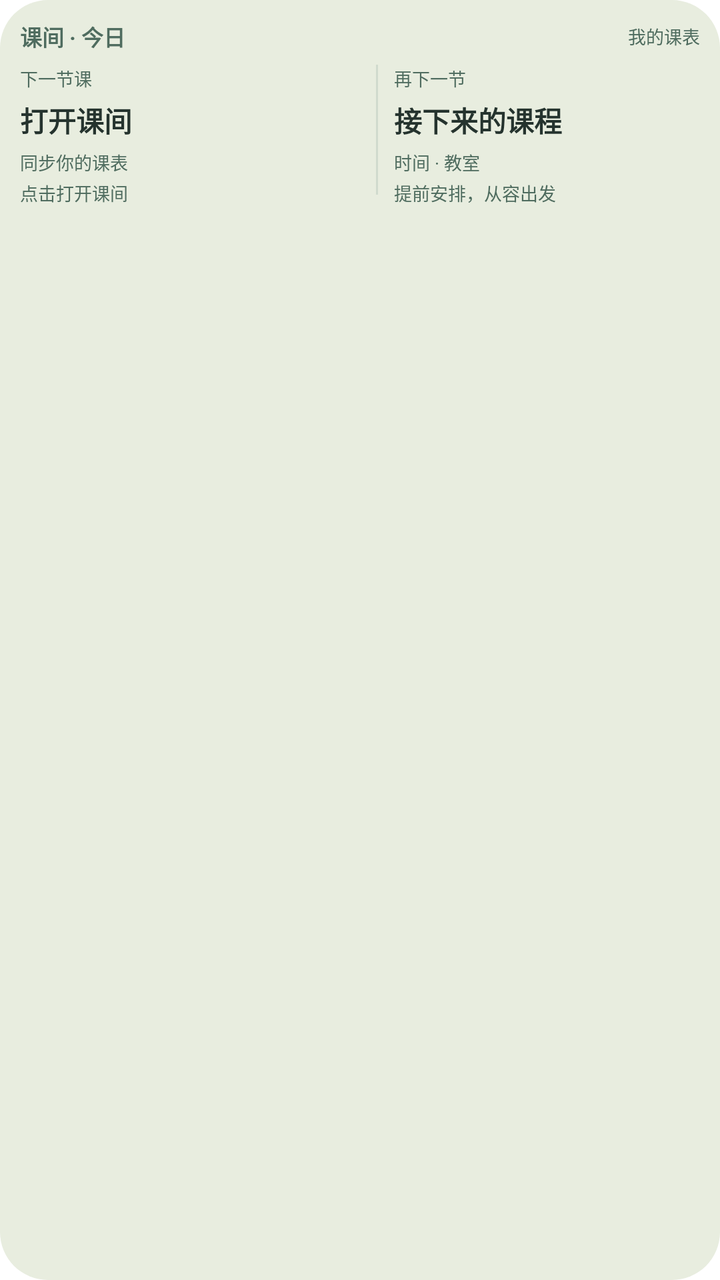
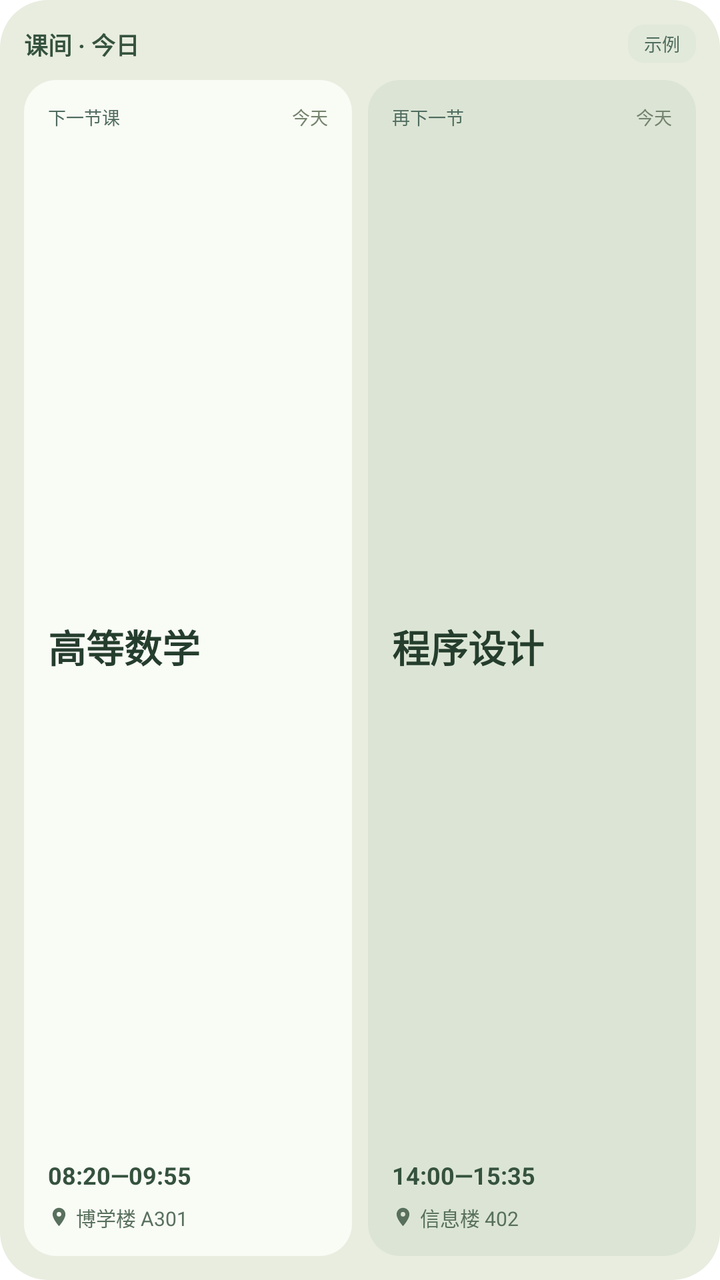

Two renders of the same Android screen: before a commit and after it. Below are the layout's source before the change and the commit's diff.
<!-- AndroidManifest.xml: fallback theme Theme.MaterialComponents.DayNight.NoActionBar -->
<!-- res/layout/widget_schedule.xml -->
<?xml version="1.0" encoding="utf-8"?>
<LinearLayout xmlns:android="http://schemas.android.com/apk/res/android"
    android:id="@+id/widget_root" android:layout_width="match_parent" android:layout_height="match_parent"
    android:orientation="vertical" android:padding="10dp" android:background="@drawable/widget_background">
    <LinearLayout android:layout_width="match_parent" android:layout_height="wrap_content" android:gravity="center_vertical">
        <TextView android:id="@+id/widget_date" android:layout_width="0dp" android:layout_weight="1" android:layout_height="wrap_content" android:text="课间 · 今日" android:textColor="#4F6C5F" android:textSize="11sp" android:textStyle="bold" android:maxLines="1" />
        <TextView android:id="@+id/widget_week" android:layout_width="wrap_content" android:layout_height="wrap_content" android:text="我的课表" android:textColor="#4F6C5F" android:textSize="9sp" android:maxLines="1" />
    </LinearLayout>
    <LinearLayout android:layout_width="match_parent" android:layout_height="wrap_content" android:layout_marginTop="6dp" android:orientation="horizontal" android:baselineAligned="false">
        <LinearLayout android:layout_width="0dp" android:layout_weight="1" android:layout_height="wrap_content" android:orientation="vertical">
            <TextView android:id="@+id/widget_status" android:layout_width="match_parent" android:layout_height="wrap_content" android:text="下一节课" android:textColor="#4F6C5F" android:textSize="9sp" android:maxLines="1" />
            <TextView android:id="@+id/widget_name" android:layout_width="match_parent" android:layout_height="wrap_content" android:layout_marginTop="4dp" android:text="打开课间" android:textColor="#25332E" android:textSize="14sp" android:textStyle="bold" android:maxLines="1" android:ellipsize="end" />
            <TextView android:id="@+id/widget_time" android:layout_width="match_parent" android:layout_height="wrap_content" android:layout_marginTop="4dp" android:text="同步你的课表" android:textColor="#4F6C5F" android:textSize="9sp" android:maxLines="1" android:ellipsize="end" />
            <TextView android:id="@+id/widget_room" android:layout_width="match_parent" android:layout_height="wrap_content" android:layout_marginTop="2dp" android:text="点击打开课间" android:textColor="#4F6C5F" android:textSize="9sp" android:maxLines="1" android:ellipsize="end" />
        </LinearLayout>
        <LinearLayout android:id="@+id/widget_second" android:layout_width="0dp" android:layout_weight="1" android:layout_height="wrap_content" android:orientation="horizontal">
            <ImageView android:layout_width="1dp" android:layout_height="65dp" android:layout_marginLeft="8dp" android:layout_marginRight="8dp" android:background="#D0DACD" android:importantForAccessibility="no" />
            <LinearLayout android:layout_width="0dp" android:layout_weight="1" android:layout_height="wrap_content" android:orientation="vertical">
                <TextView android:layout_width="match_parent" android:layout_height="wrap_content" android:text="再下一节" android:textColor="#4F6C5F" android:textSize="9sp" android:maxLines="1" />
                <TextView android:id="@+id/widget_second_name" android:layout_width="match_parent" android:layout_height="wrap_content" android:layout_marginTop="4dp" android:text="接下来的课程" android:textColor="#25332E" android:textSize="14sp" android:textStyle="bold" android:maxLines="1" android:ellipsize="end" />
                <TextView android:id="@+id/widget_second_time" android:layout_width="match_parent" android:layout_height="wrap_content" android:layout_marginTop="4dp" android:text="时间 · 教室" android:textColor="#4F6C5F" android:textSize="9sp" android:maxLines="1" android:ellipsize="end" />
                <TextView android:id="@+id/widget_second_room" android:layout_width="match_parent" android:layout_height="wrap_content" android:layout_marginTop="2dp" android:text="提前安排，从容出发" android:textColor="#4F6C5F" android:textSize="9sp" android:maxLines="1" android:ellipsize="end" />
            </LinearLayout>
        </LinearLayout>
    </LinearLayout>
</LinearLayout>
<!-- resources referenced by this layout -->
<resources>
  <!-- drawable widget_background (drawable) -->
  <?xml version="1.0" encoding="utf-8"?>
  <shape xmlns:android="http://schemas.android.com/apk/res/android" android:shape="rectangle">
      <solid android:color="#E8EDDF" />
      <corners android:radius="24dp" />
  </shape>
</resources>

<!-- the commit's change to res/layout/widget_schedule.xml (unified diff, before → after) -->
@@ -1,25 +1,34 @@
 <?xml version="1.0" encoding="utf-8"?>
 <LinearLayout xmlns:android="http://schemas.android.com/apk/res/android"
     android:id="@+id/widget_root" android:layout_width="match_parent" android:layout_height="match_parent"
-    android:orientation="vertical" android:padding="10dp" android:background="@drawable/widget_background">
-    <LinearLayout android:layout_width="match_parent" android:layout_height="wrap_content" android:gravity="center_vertical">
-        <TextView android:id="@+id/widget_date" android:layout_width="0dp" android:layout_weight="1" android:layout_height="wrap_content" android:text="课间 · 今日" android:textColor="#4F6C5F" android:textSize="11sp" android:textStyle="bold" android:maxLines="1" />
-        <TextView android:id="@+id/widget_week" android:layout_width="wrap_content" android:layout_height="wrap_content" android:text="我的课表" android:textColor="#4F6C5F" android:textSize="9sp" android:maxLines="1" />
+    android:orientation="vertical" android:padding="12dp" android:background="@drawable/widget_background">
+    <LinearLayout android:layout_width="match_parent" android:layout_height="20dp" android:gravity="center_vertical">
+        <TextView android:id="@+id/widget_date" android:layout_width="0dp" android:layout_weight="1" android:layout_height="wrap_content" android:text="课间 · 今日" android:textColor="#35523E" android:textSize="12sp" android:textStyle="bold" android:maxLines="1" android:ellipsize="end" android:includeFontPadding="false" />
+        <TextView android:id="@+id/widget_week" android:layout_width="wrap_content" android:layout_height="wrap_content" android:paddingLeft="8dp" android:paddingRight="8dp" android:paddingTop="3dp" android:paddingBottom="3dp" android:background="@drawable/widget_badge" android:text="示例" android:textColor="#4F6C5F" android:textSize="9sp" android:maxLines="1" android:includeFontPadding="false" />
     </LinearLayout>
-    <LinearLayout android:layout_width="match_parent" android:layout_height="wrap_content" android:layout_marginTop="6dp" android:orientation="horizontal" android:baselineAligned="false">
-        <LinearLayout android:layout_width="0dp" android:layout_weight="1" android:layout_height="wrap_content" android:orientation="vertical">
-            <TextView android:id="@+id/widget_status" android:layout_width="match_parent" android:layout_height="wrap_content" android:text="下一节课" android:textColor="#4F6C5F" android:textSize="9sp" android:maxLines="1" />
-            <TextView android:id="@+id/widget_name" android:layout_width="match_parent" android:layout_height="wrap_content" android:layout_marginTop="4dp" android:text="打开课间" android:textColor="#25332E" android:textSize="14sp" android:textStyle="bold" android:maxLines="1" android:ellipsize="end" />
-            <TextView android:id="@+id/widget_time" android:layout_width="match_parent" android:layout_height="wrap_content" android:layout_marginTop="4dp" android:text="同步你的课表" android:textColor="#4F6C5F" android:textSize="9sp" android:maxLines="1" android:ellipsize="end" />
-            <TextView android:id="@+id/widget_room" android:layout_width="match_parent" android:layout_height="wrap_content" android:layout_marginTop="2dp" android:text="点击打开课间" android:textColor="#4F6C5F" android:textSize="9sp" android:maxLines="1" android:ellipsize="end" />
+    <LinearLayout android:layout_width="match_parent" android:layout_height="0dp" android:layout_weight="1" android:layout_marginTop="8dp" android:orientation="horizontal" android:baselineAligned="false">
+        <LinearLayout android:layout_width="0dp" android:layout_weight="1" android:layout_height="match_parent" android:orientation="vertical" android:padding="12dp" android:background="@drawable/widget_card_primary">
+            <LinearLayout android:layout_width="match_parent" android:layout_height="wrap_content" android:gravity="center_vertical">
+                <TextView android:id="@+id/widget_status" android:layout_width="0dp" android:layout_weight="1" android:layout_height="wrap_content" android:text="下一节课" android:textColor="#4F6C5F" android:textSize="9sp" android:maxLines="1" android:ellipsize="end" android:includeFontPadding="false" />
+                <TextView android:id="@+id/widget_day" android:layout_width="wrap_content" android:layout_height="wrap_content" android:text="今天" android:textColor="#74836D" android:textSize="9sp" android:maxLines="1" android:includeFontPadding="false" />
+            </LinearLayout>
+            <TextView android:id="@+id/widget_name" android:layout_width="match_parent" android:layout_height="0dp" android:layout_weight="1" android:gravity="center_vertical" android:text="高等数学" android:textColor="#253D2D" android:textSize="19sp" android:textStyle="bold" android:maxLines="2" android:ellipsize="end" android:includeFontPadding="false" />
+            <TextView android:id="@+id/widget_time" android:layout_width="match_parent" android:layout_height="wrap_content" android:text="08:20—09:55" android:textColor="#35523E" android:textSize="12sp" android:textStyle="bold" android:maxLines="1" android:ellipsize="end" android:includeFontPadding="false" />
+            <LinearLayout android:layout_width="match_parent" android:layout_height="wrap_content" android:layout_marginTop="6dp" android:gravity="center_vertical">
+                <ImageView android:layout_width="11dp" android:layout_height="11dp" android:layout_marginRight="3dp" android:src="@drawable/widget_location" android:importantForAccessibility="no" />
+                <TextView android:id="@+id/widget_room" android:layout_width="0dp" android:layout_weight="1" android:layout_height="wrap_content" android:text="博学楼 A301" android:textColor="#58705D" android:textSize="10sp" android:maxLines="1" android:ellipsize="end" android:includeFontPadding="false" />
+            </LinearLayout>
         </LinearLayout>
-        <LinearLayout android:id="@+id/widget_second" android:layout_width="0dp" android:layout_weight="1" android:layout_height="wrap_content" android:orientation="horizontal">
-            <ImageView android:layout_width="1dp" android:layout_height="65dp" android:layout_marginLeft="8dp" android:layout_marginRight="8dp" android:background="#D0DACD" android:importantForAccessibility="no" />
-            <LinearLayout android:layout_width="0dp" android:layout_weight="1" android:layout_height="wrap_content" android:orientation="vertical">
-                <TextView android:layout_width="match_parent" android:layout_height="wrap_content" android:text="再下一节" android:textColor="#4F6C5F" android:textSize="9sp" android:maxLines="1" />
-                <TextView android:id="@+id/widget_second_name" android:layout_width="match_parent" android:layout_height="wrap_content" android:layout_marginTop="4dp" android:text="接下来的课程" android:textColor="#25332E" android:textSize="14sp" android:textStyle="bold" android:maxLines="1" android:ellipsize="end" />
-                <TextView android:id="@+id/widget_second_time" android:layout_width="match_parent" android:layout_height="wrap_content" android:layout_marginTop="4dp" android:text="时间 · 教室" android:textColor="#4F6C5F" android:textSize="9sp" android:maxLines="1" android:ellipsize="end" />
-                <TextView android:id="@+id/widget_second_room" android:layout_width="match_parent" android:layout_height="wrap_content" android:layout_marginTop="2dp" android:text="提前安排，从容出发" android:textColor="#4F6C5F" android:textSize="9sp" android:maxLines="1" android:ellipsize="end" />
+        <LinearLayout android:id="@+id/widget_second" android:layout_width="0dp" android:layout_weight="1" android:layout_height="match_parent" android:layout_marginLeft="8dp" android:orientation="vertical" android:padding="12dp" android:background="@drawable/widget_card_secondary">
+            <LinearLayout android:layout_width="match_parent" android:layout_height="wrap_content" android:gravity="center_vertical">
+                <TextView android:id="@+id/widget_second_status" android:layout_width="0dp" android:layout_weight="1" android:layout_height="wrap_content" android:text="再下一节" android:textColor="#4F6C5F" android:textSize="9sp" android:maxLines="1" android:ellipsize="end" android:includeFontPadding="false" />
+                <TextView android:id="@+id/widget_second_day" android:layout_width="wrap_content" android:layout_height="wrap_content" android:text="今天" android:textColor="#74836D" android:textSize="9sp" android:maxLines="1" android:includeFontPadding="false" />
+            </LinearLayout>
+            <TextView android:id="@+id/widget_second_name" android:layout_width="match_parent" android:layout_height="0dp" android:layout_weight="1" android:gravity="center_vertical" android:text="程序设计" android:textColor="#253D2D" android:textSize="19sp" android:textStyle="bold" android:maxLines="2" android:ellipsize="end" android:includeFontPadding="false" />
+            <TextView android:id="@+id/widget_second_time" android:layout_width="match_parent" android:layout_height="wrap_content" android:text="14:00—15:35" android:textColor="#35523E" android:textSize="12sp" android:textStyle="bold" android:maxLines="1" android:ellipsize="end" android:includeFontPadding="false" />
+            <LinearLayout android:layout_width="match_parent" android:layout_height="wrap_content" android:layout_marginTop="6dp" android:gravity="center_vertical">
+                <ImageView android:layout_width="11dp" android:layout_height="11dp" android:layout_marginRight="3dp" android:src="@drawable/widget_location" android:importantForAccessibility="no" />
+                <TextView android:id="@+id/widget_second_room" android:layout_width="0dp" android:layout_weight="1" android:layout_height="wrap_content" android:text="信息楼 402" android:textColor="#58705D" android:textSize="10sp" android:maxLines="1" android:ellipsize="end" android:includeFontPadding="false" />
             </LinearLayout>
         </LinearLayout>
     </LinearLayout>
<!-- resource entries referenced after the edit -->
@@ -6,5 +6,27 @@
       <solid android:color="#E8EDDF" />
       <corners android:radius="24dp" />
   </shape>
+  <!-- drawable widget_badge (drawable) -->
+  <?xml version="1.0" encoding="utf-8"?>
+  <shape xmlns:android="http://schemas.android.com/apk/res/android" android:shape="rectangle">
+      <solid android:color="#E1E9DA" />
+      <corners android:radius="8dp" />
+  </shape>
+  <!-- drawable widget_card_primary (drawable) -->
+  <?xml version="1.0" encoding="utf-8"?>
+  <shape xmlns:android="http://schemas.android.com/apk/res/android" android:shape="rectangle">
+      <solid android:color="#F9FBF5" />
+      <corners android:radius="16dp" />
+  </shape>
+  <!-- drawable widget_card_secondary (drawable) -->
+  <?xml version="1.0" encoding="utf-8"?>
+  <shape xmlns:android="http://schemas.android.com/apk/res/android" android:shape="rectangle">
+      <solid android:color="#DCE5D5" />
+      <corners android:radius="16dp" />
+  </shape>
+  <!-- drawable widget_location (drawable) -->
+  <vector xmlns:android="http://schemas.android.com/apk/res/android" android:width="12dp" android:height="12dp" android:viewportWidth="24" android:viewportHeight="24">
+      <path android:fillColor="#58705D" android:pathData="M12,2C8.13,2 5,5.13 5,9c0,5.25 7,13 7,13s7,-7.75 7,-13c0,-3.87 -3.13,-7 -7,-7zM12,11.5A2.5,2.5 0,1 1,12,6.5a2.5,2.5 0,0 1,0,5z" />
+  </vector>
 </resources>
 
